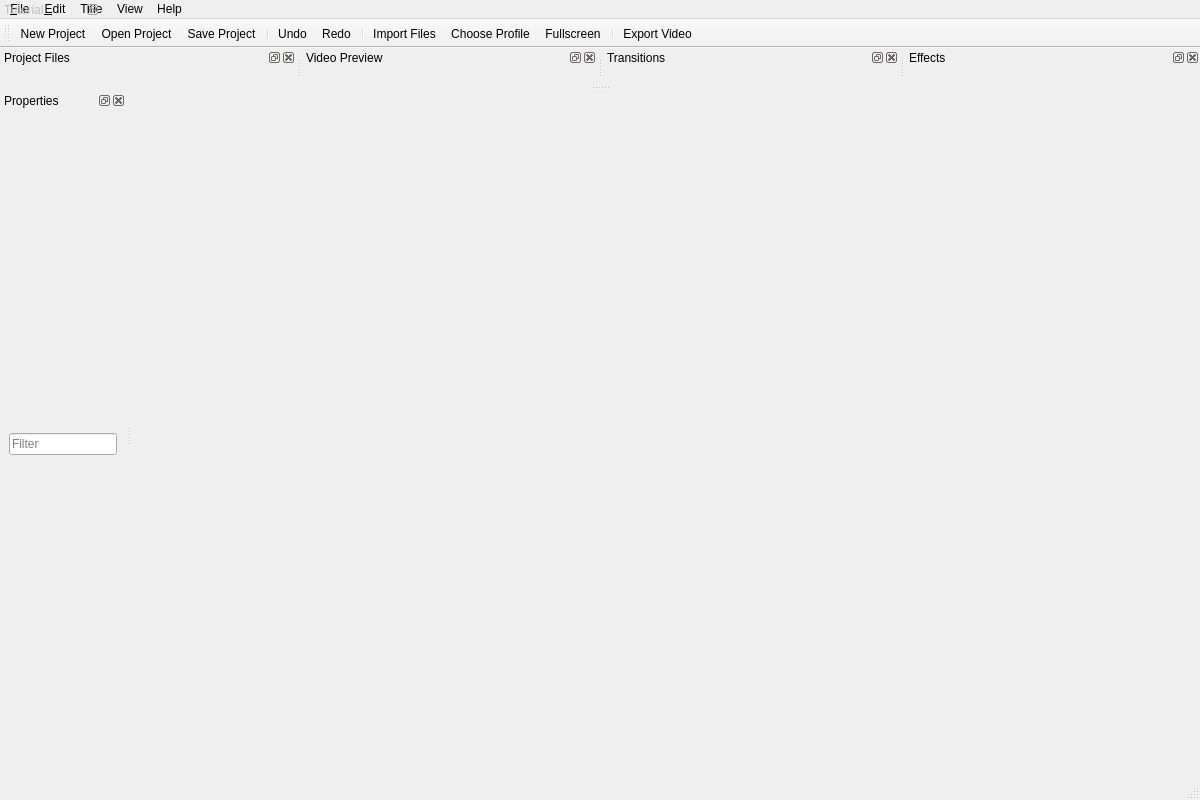
Old version of the form src/windows/ui/main-window.ui in the repository OpenShot/openshot-qt.
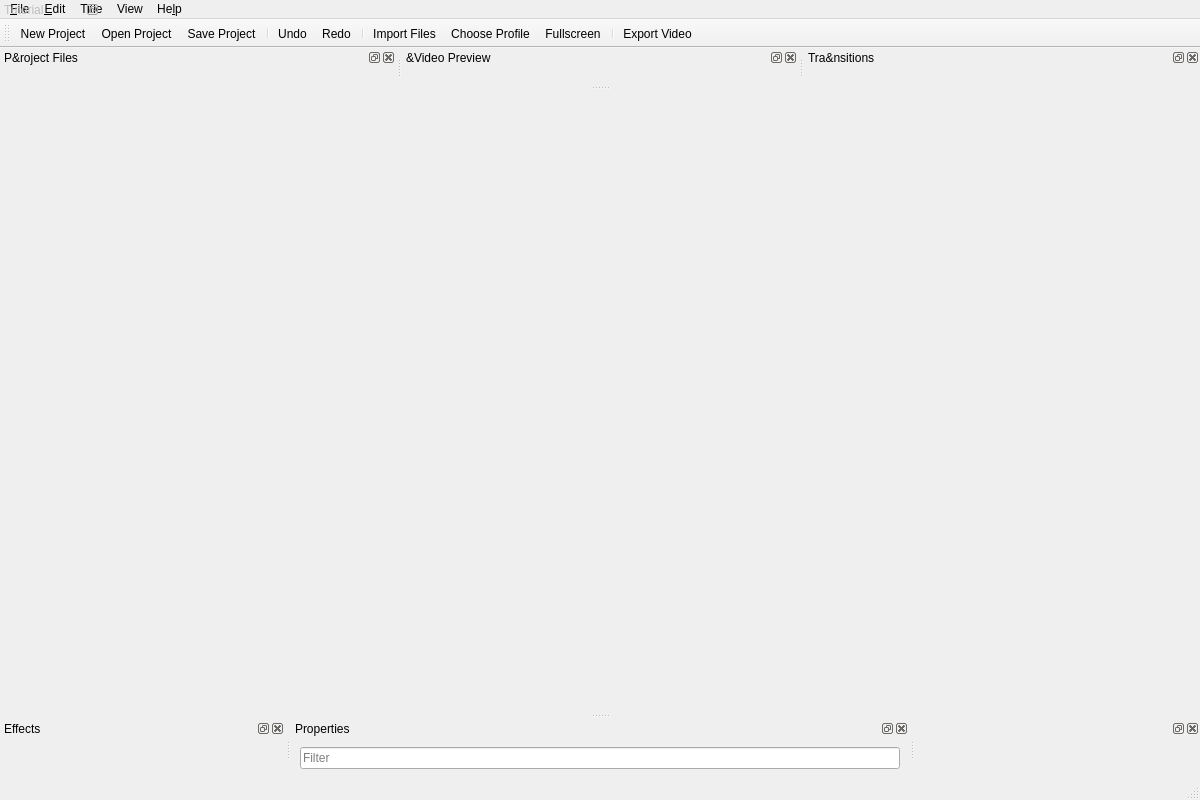
New version of the form. Icons and pictures are not drawn.

Commit message: Place the Timeline in a QDockWidget, other changes

Patch:
```diff
--- a/src/windows/ui/main-window.ui
+++ b/src/windows/ui/main-window.ui
@@ -71,7 +71,7 @@
     <rect>
      <x>0</x>
      <y>0</y>
-     <width>808</width>
+     <width>1200</width>
      <height>25</height>
     </rect>
    </property>
@@ -134,7 +134,7 @@
    </widget>
    <widget class="QMenu" name="menuHelp">
     <property name="title">
-     <string>Help</string>
+     <string>He&amp;lp</string>
     </property>
     <addaction name="actionHelpContents"/>
     <addaction name="separator"/>
@@ -184,7 +184,7 @@
     </sizepolicy>
    </property>
    <property name="windowTitle">
-    <string>Project Files</string>
+    <string>P&amp;roject Files</string>
    </property>
    <attribute name="dockWidgetArea">
     <number>4</number>
@@ -217,7 +217,7 @@
     </sizepolicy>
    </property>
    <property name="windowTitle">
-    <string>Video Preview</string>
+    <string>&amp;Video Preview</string>
    </property>
    <attribute name="dockWidgetArea">
     <number>4</number>
@@ -244,7 +244,7 @@
   </widget>
   <widget class="QDockWidget" name="dockTransitions">
    <property name="windowTitle">
-    <string>Transitions</string>
+    <string>Tra&amp;nsitions</string>
    </property>
    <attribute name="dockWidgetArea">
     <number>4</number>
@@ -274,7 +274,7 @@
     <string>Effects</string>
    </property>
    <attribute name="dockWidgetArea">
-    <number>4</number>
+    <number>8</number>
    </attribute>
    <widget class="QWidget" name="dockWidgetContents_4">
     <layout class="QGridLayout" name="gridLayout_5">
@@ -307,7 +307,7 @@
     <string>Properties</string>
    </property>
    <attribute name="dockWidgetArea">
-    <number>1</number>
+    <number>8</number>
    </attribute>
    <widget class="QWidget" name="dockPropertiesContent">
     <layout class="QGridLayout" name="gridLayout_6">
@@ -351,8 +351,8 @@
    </property>
    <property name="minimumSize">
     <size>
-     <width>10</width>
-     <height>10</height>
+     <width>61</width>
+     <height>38</height>
     </size>
    </property>
    <property name="cursor">
@@ -374,7 +374,7 @@
     <bool>true</bool>
    </property>
    <property name="features">
-    <set>QDockWidget::DockWidgetFloatable</set>
+    <set>QDockWidget::DockWidgetFloatable|QDockWidget::DockWidgetMovable</set>
    </property>
    <property name="allowedAreas">
     <set>Qt::NoDockWidgetArea</set>
@@ -426,6 +426,24 @@
     </layout>
    </widget>
   </widget>
+  <widget class="QDockWidget" name="dockTimeline">
+   <attribute name="dockWidgetArea">
+    <number>8</number>
+   </attribute>
+   <widget class="QWidget" name="dockTimelineContents">
+    <property name="focusPolicy">
+     <enum>Qt::ClickFocus</enum>
+    </property>
+    <property name="contextMenuPolicy">
+     <enum>Qt::NoContextMenu</enum>
+    </property>
+    <layout class="QGridLayout" name="gridLayout_7">
+     <item row="0" column="0">
+      <layout class="QVBoxLayout" name="frameWeb"/>
+     </item>
+    </layout>
+   </widget>
+  </widget>
   <action name="actionNew">
    <property name="icon">
     <iconset theme="document-new" resource="../../images/openshot.qrc">
```
Left out of the diff: 63 changed lines with no effect on the pictures. The commit also changes 1 other file.
